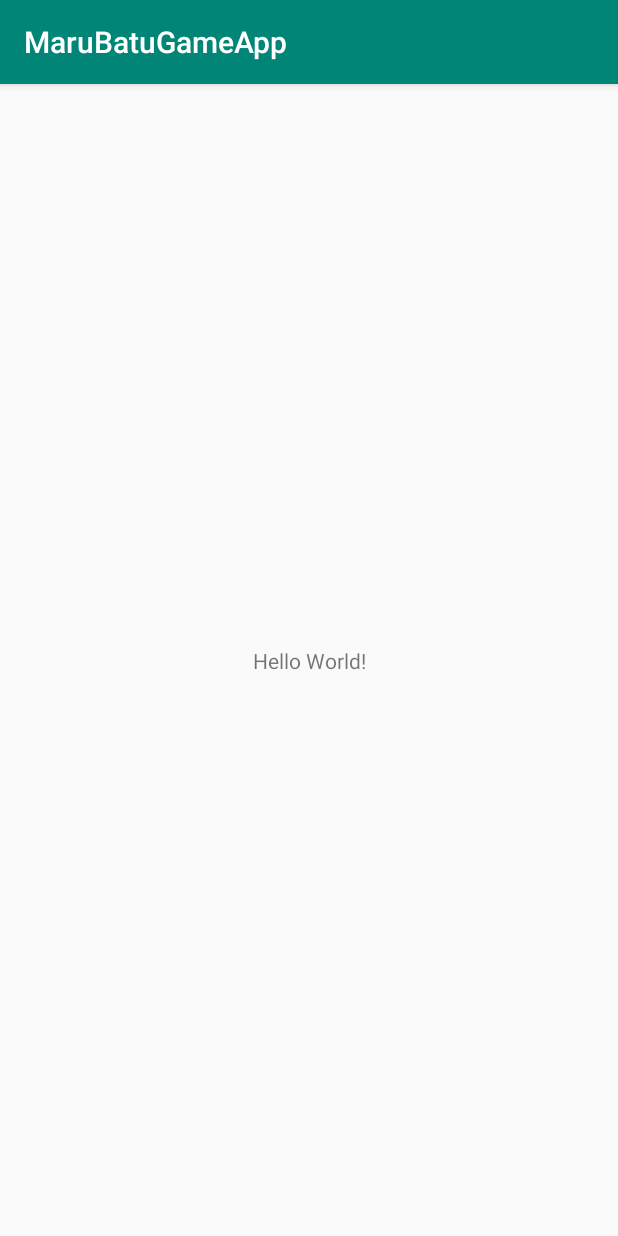
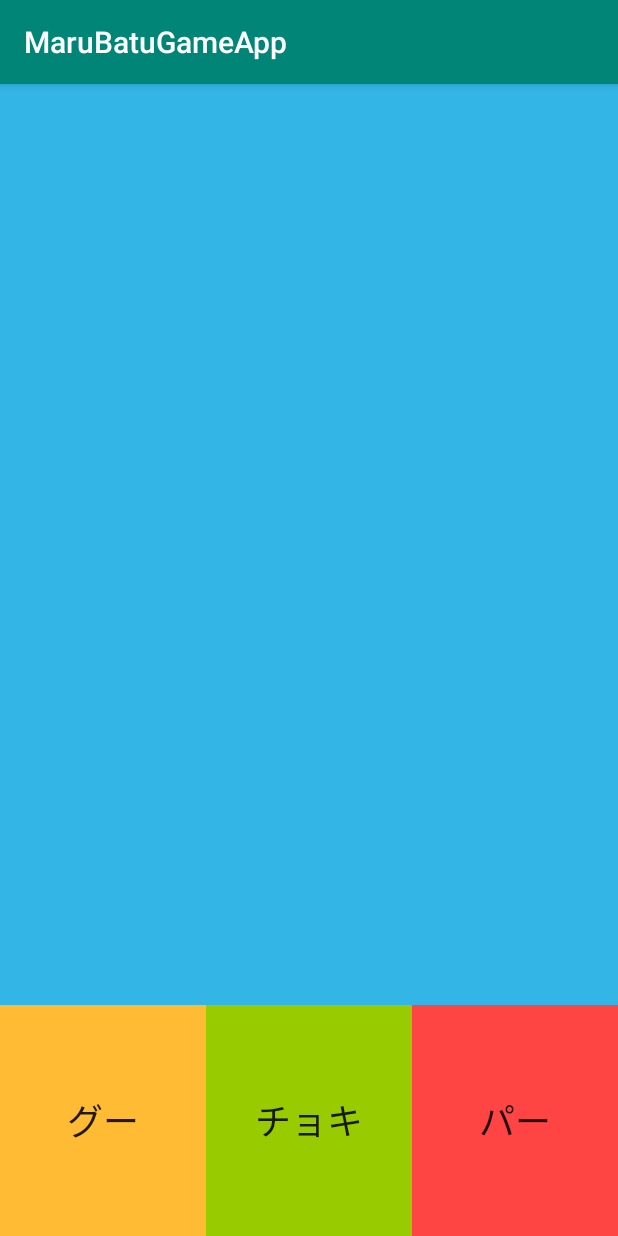
Before and after one commit to itpm-sakamoto/android-marubatu-game, an Android app: the screen it shows after launch (MainActivity before the commit, JyankenActivity after it), on a phone screen of 412 x 824 dp. Run offline under Robolectric (Android 15) with nearby library versions, the phone set to English and light mode, and no system bars.

Commit message:
じゃんけん　パーで勝った場合のみダイヤログ表示

```diff
--- a/MaruBatuGameApp/app/src/main/AndroidManifest.xml
+++ b/MaruBatuGameApp/app/src/main/AndroidManifest.xml
@@ -11,7 +11,7 @@
         android:supportsRtl="true"
         android:theme="@style/AppTheme"
         tools:ignore="GoogleAppIndexingWarning">
-        <activity android:name=".activities.MainActivity">
+        <activity android:name=".activities.JyankenActivity">
             <intent-filter>
                 <action android:name="android.intent.action.MAIN" />
 
@@ -22,7 +22,7 @@
             android:name=".activities.MaruBatuActivity"
             android:screenOrientation="portrait"/>
         <activity
-            android:name=".activities.JyankenActivity"
+            android:name=".activities.MainActivity"
             android:screenOrientation="portrait"/>
     </application>
 
--- a/MaruBatuGameApp/app/src/main/java/com/example/maru_batu_game_app/activities/JyankenActivity.java
+++ b/MaruBatuGameApp/app/src/main/java/com/example/maru_batu_game_app/activities/JyankenActivity.java
@@ -2,15 +2,75 @@ package com.example.maru_batu_game_app.activities;
 
 import androidx.appcompat.app.AppCompatActivity;
 
+import android.app.AlertDialog;
 import android.os.Bundle;
+import android.view.View;
+import android.widget.Button;
 
 import com.example.maru_batu_game_app.R;
 
+import java.util.Random;
+
+import static android.icu.text.DateTimePatternGenerator.PatternInfo.OK;
+
 public class JyankenActivity extends AppCompatActivity {
+
+
+    private Button jyanen_btn_pa;
+    private Button jyanken_btn_gu;
+    private Button jyanken_btn_tyoki;
+
+    private static final int JANKEN_WIN = 1;
+    private static final int JANKEN_LOSE = 2;
+    private static final int JANKEN_DRAW = 3;
+
 
     @Override
     protected void onCreate(Bundle savedInstanceState) {
         super.onCreate(savedInstanceState);
         setContentView(R.layout.activity_jyanken);
+
+        jyanken_btn_gu = findViewById(R.id.gu_btn);
+        jyanken_btn_tyoki = findViewById(R.id.tyoki_btn);
+        jyanen_btn_pa = findViewById(R.id.pa_btn);
+
+        jyanen_btn_pa.setOnClickListener(new View.OnClickListener() {
+            @Override
+            public void onClick(View v) {
+                int result = jankenJuge(3);
+
+                switch (result){
+
+                    case JANKEN_WIN:
+                        new AlertDialog.Builder( JyankenActivity.this )
+                                .setTitle( "結果" )
+                                .setMessage( "勝ち" )
+                                .setPositiveButton("OK" , null )
+                                .show();
+
+                    case JANKEN_LOSE:
+
+                    case JANKEN_DRAW:
+
+                }
+
+            }
+        });
+
+    }
+    private static int jankenJuge(int jugeHand){
+        Random random = new Random();
+        int randomNo = random.nextInt(3)+1;
+
+        if((jugeHand == 1 && randomNo == 2)
+                || (jugeHand == 2 && randomNo == 3)
+                || (jugeHand == 3 && randomNo == 1)){
+            return JANKEN_WIN;
+        } else if((jugeHand == 1 && randomNo == 3)
+                || (jugeHand == 2 && randomNo == 1)
+                || (jugeHand == 3 && randomNo == 2)){
+            return JANKEN_LOSE;
+        }
+        return JANKEN_DRAW;
     }
 }
--- a/MaruBatuGameApp/app/src/main/res/layout/activity_jyanken.xml
+++ b/MaruBatuGameApp/app/src/main/res/layout/activity_jyanken.xml
@@ -1,9 +1,70 @@
 <?xml version="1.0" encoding="utf-8"?>
-<androidx.constraintlayout.widget.ConstraintLayout xmlns:android="http://schemas.android.com/apk/res/android"
+<LinearLayout xmlns:android="http://schemas.android.com/apk/res/android"
     xmlns:app="http://schemas.android.com/apk/res-auto"
     xmlns:tools="http://schemas.android.com/tools"
     android:layout_width="match_parent"
     android:layout_height="match_parent"
-    tools:context=".activities.JyankenActivity">
+    tools:context=".activities.JyankenActivity"
+    android:orientation="vertical">
 
-</androidx.constraintlayout.widget.ConstraintLayout>
+
+
+    <LinearLayout
+        android:layout_width="match_parent"
+        android:layout_height="0dp"
+        android:layout_weight="4"
+        android:orientation="horizontal"
+        android:background="@android:color/holo_blue_light"
+        android:gravity="center">
+
+
+        <ImageView
+            android:id="@+id/jyanken_image_view"
+            android:layout_width="300dp"
+            android:layout_height="300dp"
+            android:background="@android:color/holo_blue_light">
+
+        </ImageView>
+    </LinearLayout>
+
+
+    <LinearLayout
+        android:layout_width="match_parent"
+        android:layout_height="0dp"
+        android:layout_weight="1"
+        android:orientation="horizontal">
+
+
+
+        <Button
+            android:id="@+id/gu_btn"
+            android:layout_width="0dp"
+            android:layout_height="match_parent"
+            android:layout_weight="1"
+            android:background="@android:color/holo_orange_light"
+            android:text="グー"
+            android:textSize="24sp"/>
+
+        <Button
+            android:id="@+id/tyoki_btn"
+            android:layout_width="0dp"
+            android:layout_height="match_parent"
+            android:layout_weight="1"
+            android:background="@android:color/holo_green_light"
+            android:text="チョキ"
+            android:textSize="24sp"/>
+
+        <Button
+            android:id="@+id/pa_btn"
+            android:layout_width="0dp"
+            android:layout_height="match_parent"
+            android:layout_weight="1"
+            android:background="@android:color/holo_red_light"
+            android:text="パー"
+            android:textSize="24sp"/>
+
+    </LinearLayout>
+
+
+
+</LinearLayout>
```
